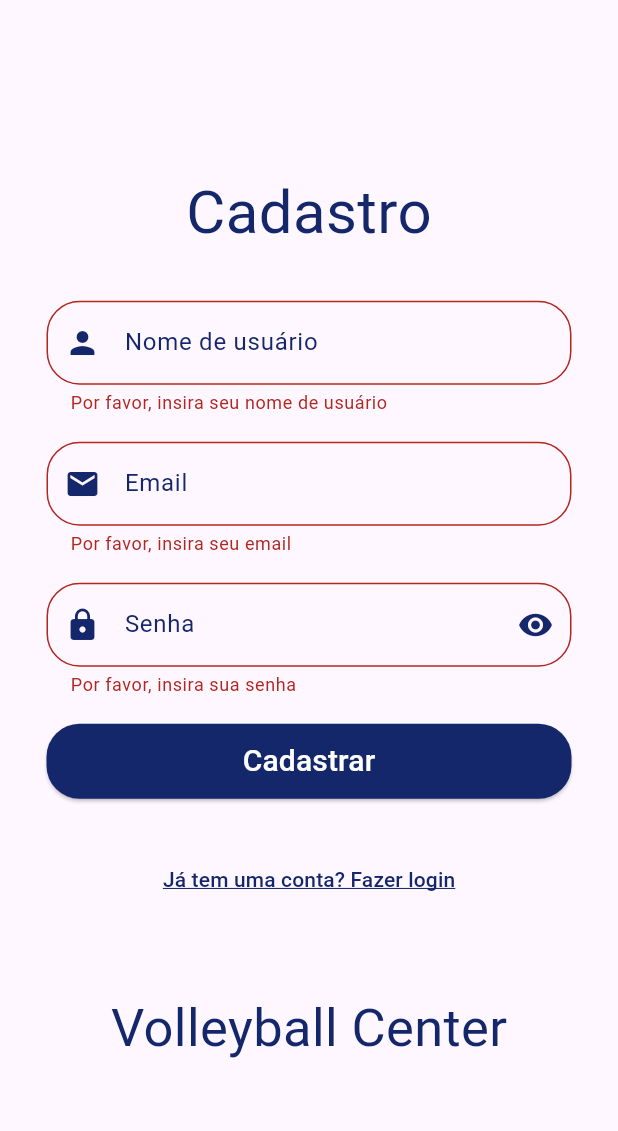
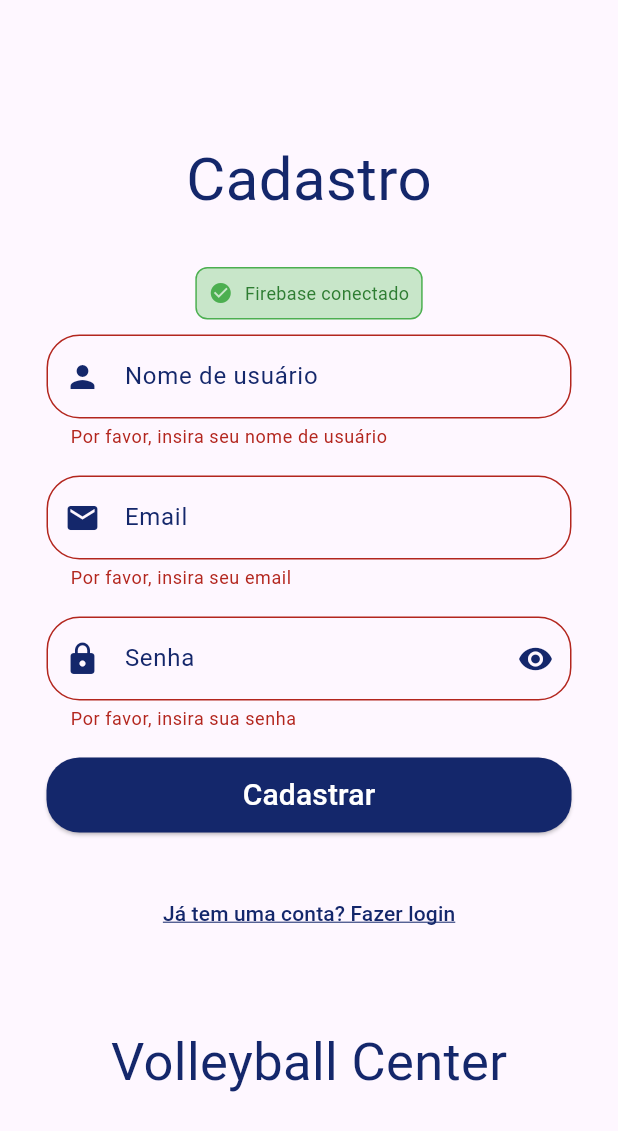
Before and after one commit to JayOta/Volleyball-Center-Mobile, a Flutter app: the Cadastro screen opened directly, after a tap on "Cadastrar", on a phone screen of 412 x 824 dp. Shown: the top 1131 px of the screen. Run offline on Flutter 3.47's test engine with Material 3 defaults, Android fonts, the phone set to English and light mode, and no system bars; our stand-ins replace carousel_slider, firebase_auth, firebase_core, google_sign_in; accounts and stored records are empty.

Commit message:
Improve Firebase authentication error handling and debugging
Co-authored-by: otavio.cvilela <otavio.cvilela@gmail.com>

```diff
--- a/lib/cadastro.dart
+++ b/lib/cadastro.dart
@@ -1,4 +1,5 @@
 import 'package:flutter/material.dart';
+import 'package:firebase_core/firebase_core.dart';
 import 'package:volleyball_center_mobile/main.dart';
 import 'package:volleyball_center_mobile/services/auth_service.dart';
 
@@ -37,13 +38,25 @@ class _CadastroState extends State<Cadastro> {
     });
 
     try {
+      // Verificar se o Firebase está inicializado
+      print('Verificando se Firebase está inicializado...');
+
+      if (Firebase.apps.isEmpty) {
+        throw 'Firebase não foi inicializado corretamente';
+      }
+
+      print('Firebase está inicializado. Apps disponíveis: ${Firebase.apps.length}');
+
       // Criar conta no Firebase
-      await _authService.registerWithEmailAndPassword(
+      print('Tentando criar conta...');
+      final userCredential = await _authService.registerWithEmailAndPassword(
         _emailController.text.trim(),
         _senhaController.text,
       );
 
+      if (userCredential?.user != null) {
         // Atualizar nome do usuário
+        print('Tentando atualizar nome do usuário...');
         await _authService.updateDisplayName(_nomeController.text.trim());
 
         // Mostrar mensagem de sucesso
@@ -52,6 +65,7 @@ class _CadastroState extends State<Cadastro> {
             const SnackBar(
               content: Text('Cadastro realizado com sucesso!'),
               backgroundColor: Colors.green,
+              duration: Duration(seconds: 3),
             ),
           );
 
@@ -61,13 +75,30 @@ class _CadastroState extends State<Cadastro> {
             MaterialPageRoute(builder: (context) => const MyApp()),
           );
         }
+      } else {
+        throw 'Falha ao criar usuário - userCredential é null';
+      }
     } catch (e) {
-      // Mostrar erro
+      // Mostrar erro detalhado
+      print('Erro no cadastro: $e');
       if (mounted) {
         ScaffoldMessenger.of(context).showSnackBar(
           SnackBar(
-            content: Text(e.toString()),
+            content: Column(
+              mainAxisSize: MainAxisSize.min,
+              crossAxisAlignment: CrossAxisAlignment.start,
+              children: [
+                const Text(
+                  'Erro no cadastro:',
+                  style: TextStyle(fontWeight: FontWeight.bold),
+                ),
+                const SizedBox(height: 4),
+                Text(e.toString()),
+              ],
+            ),
             backgroundColor: Colors.red,
+            duration: const Duration(seconds: 5),
+            behavior: SnackBarBehavior.floating,
           ),
         );
       }
@@ -97,6 +128,42 @@ class _CadastroState extends State<Cadastro> {
                     style: TextStyle(color: Color(0xFF14276B), fontSize: 40),
                   ),
                   const SizedBox(height: 30),
+
+                  // Status do Firebase (apenas para debug)
+                  FutureBuilder(
+                    future: Future.value(Firebase.apps.isNotEmpty),
+                    builder: (context, snapshot) {
+                      return Container(
+                        padding: const EdgeInsets.all(8),
+                        margin: const EdgeInsets.only(bottom: 10),
+                        decoration: BoxDecoration(
+                          color: snapshot.data == true ? Colors.green.shade100 : Colors.red.shade100,
+                          borderRadius: BorderRadius.circular(8),
+                          border: Border.all(
+                            color: snapshot.data == true ? Colors.green : Colors.red,
+                          ),
+                        ),
+                        child: Row(
+                          mainAxisSize: MainAxisSize.min,
+                          children: [
+                            Icon(
+                              snapshot.data == true ? Icons.check_circle : Icons.error,
+                              color: snapshot.data == true ? Colors.green : Colors.red,
+                              size: 16,
+                            ),
+                            const SizedBox(width: 8),
+                            Text(
+                              snapshot.data == true ? 'Firebase conectado' : 'Firebase não conectado',
+                              style: TextStyle(
+                                color: snapshot.data == true ? Colors.green.shade800 : Colors.red.shade800,
+                                fontSize: 12,
+                              ),
+                            ),
+                          ],
+                        ),
+                      );
+                    },
+                  ),
 
                   // Campo Nome/Usuário
                   SizedBox(
--- a/lib/main.dart
+++ b/lib/main.dart
@@ -15,9 +15,17 @@ import 'firebase_options.dart';
 
 void main() async {
   WidgetsFlutterBinding.ensureInitialized();
-  await Firebase.initializeApp(
-    options: DefaultFirebaseOptions.currentPlatform,
-  );
+
+  try {
+    print('Inicializando Firebase...'); // Debug log
+    await Firebase.initializeApp(
+      options: DefaultFirebaseOptions.currentPlatform,
+    );
+    print('Firebase inicializado com sucesso!'); // Debug log
+  } catch (e) {
+    print('Erro ao inicializar Firebase: $e'); // Debug log
+  }
+
   runApp(const MyApp());
 }
 
```
Also changed, not shown: lib/services/auth_service.dart (+38 -9 lines), 1 other file. Lines whose indentation alone changed are shown as unchanged.
